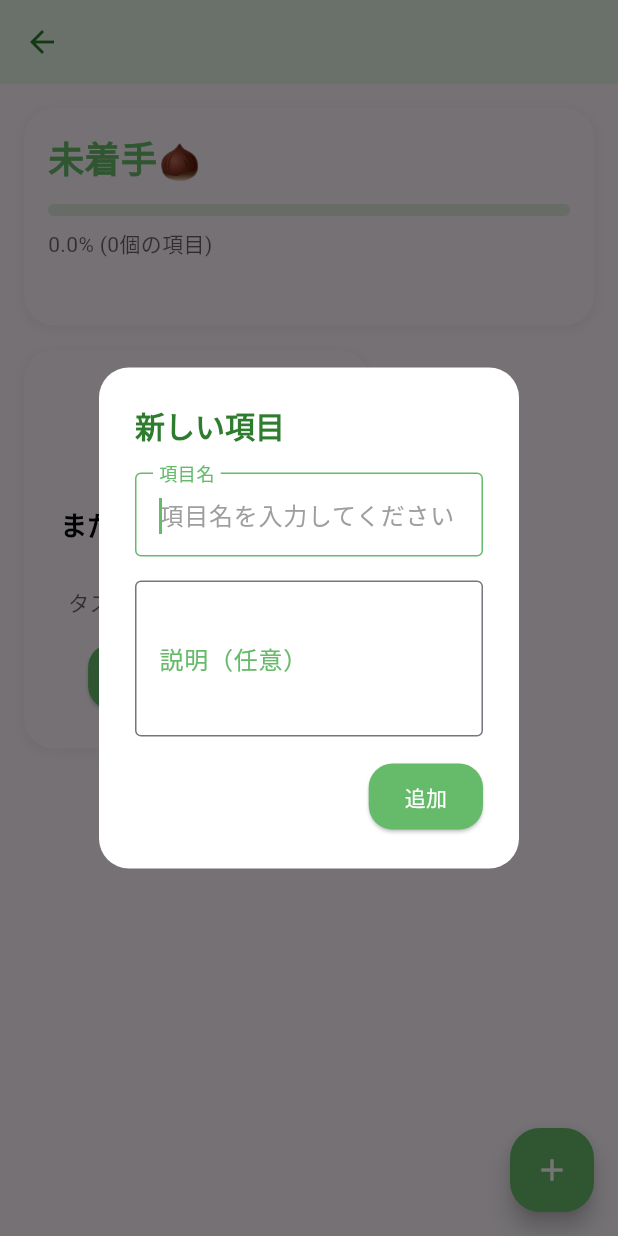
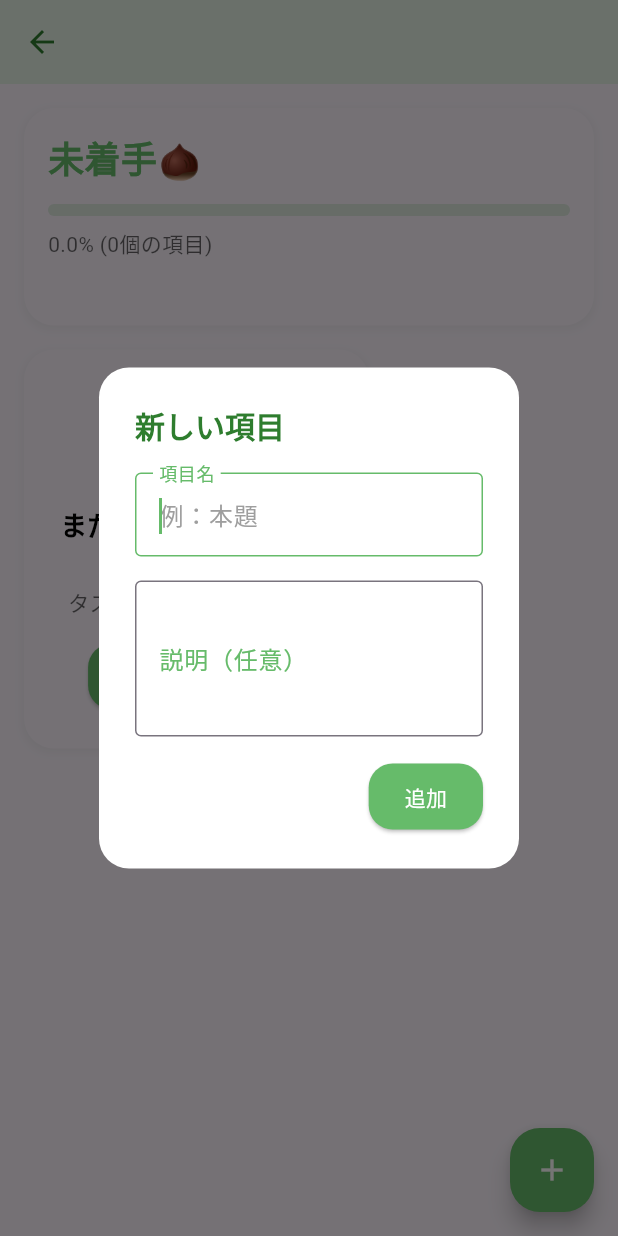
Before and after one commit to IT-Engineer-K/yutrutasu, a Flutter app: the YaruKotoDetailExpandableView screen opened directly with empty values, after a tap on "項目を追加", on a phone screen of 412 x 824 dp. Run offline on Flutter 3.47's test engine with Material 3 defaults, Android fonts, the phone set to English and light mode, and no system bars; our stand-ins replace flutter_dotenv, google_mobile_ads, shared_preferences; accounts and stored records are empty; generated files the repository leaves out were written again; Roboto replaces fonts that are missing (NotoSansJP).

```diff
--- a/lib/src/views/yaru_koto_detail_expandable_view.dart
+++ b/lib/src/views/yaru_koto_detail_expandable_view.dart
@@ -800,7 +800,7 @@ class _AddItemDialogContentState extends State<AddItemDialogContent> {
           controller: _titleController,
           decoration: InputDecoration(
             labelText: '項目名',
-            hintText: '項目名を入力してください',
+            hintText: '例：本題',
             labelStyle: TextStyle(color: primaryColor),
             border: OutlineInputBorder(
               borderSide: BorderSide(color: theme.dividerColor),
--- a/lib/src/views/yaru_koto_detail_view.dart
+++ b/lib/src/views/yaru_koto_detail_view.dart
@@ -946,7 +946,7 @@ class _AddItemDialogContentState extends State<AddItemDialogContent> {
           ),
           decoration: InputDecoration(
             labelText: '項目名',
-            hintText: '項目名を入力してください',
+            hintText: '例：本題',
             labelStyle: TextStyle(color: primaryColor),
             border: OutlineInputBorder(
               borderSide: BorderSide(color: theme.dividerColor),
```
